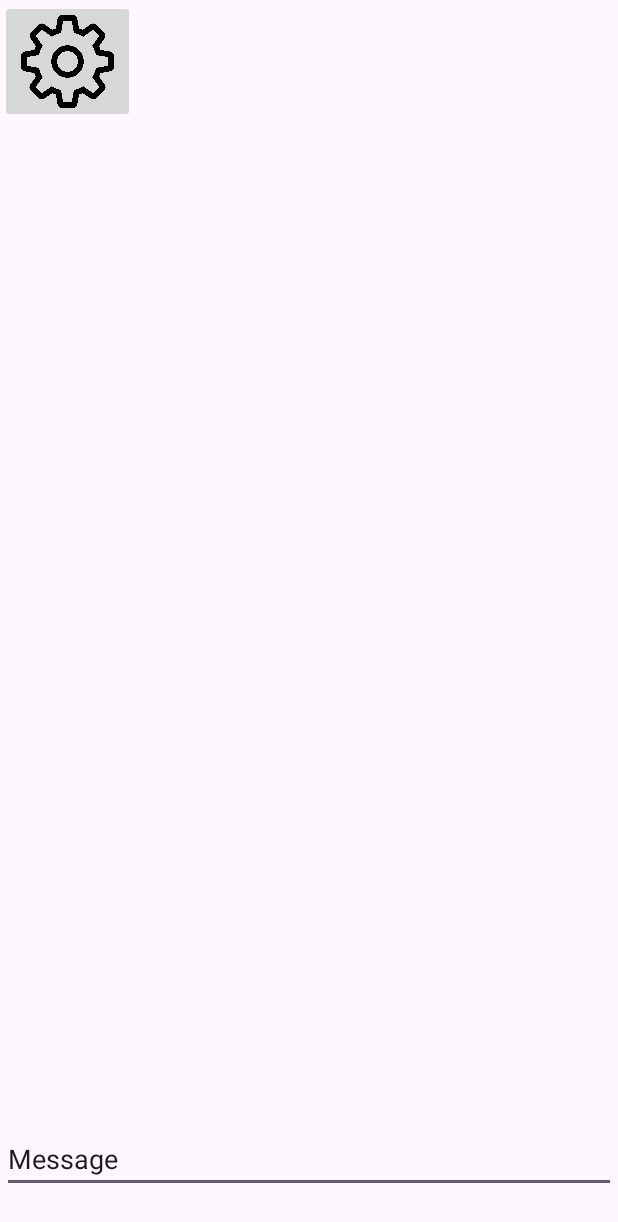
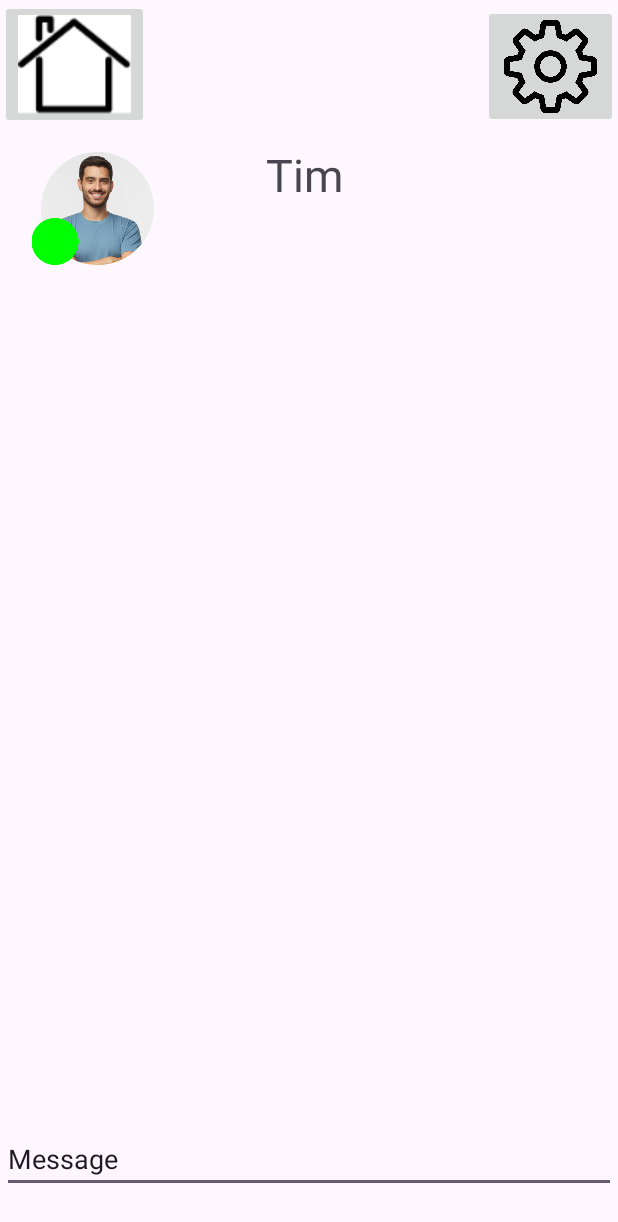
Before and after one commit to ChapCarr/WhosOn, an Android app: the MessageActivity screen opened directly, with no data from a screen before it, on a phone screen of 412 x 824 dp. Shown: the top 1222 px of the screen. Run offline under Robolectric (Android 15) with nearby library versions, the phone set to English and light mode, and no system bars.

Commit message:
constraint changes and message buttons

```diff
--- a/app/src/main/java/edu/utsa/cs3443/whoson/MessageActivity.java
+++ b/app/src/main/java/edu/utsa/cs3443/whoson/MessageActivity.java
@@ -1,6 +1,9 @@
 package edu.utsa.cs3443.whoson;
 
+import android.content.Intent;
 import android.os.Bundle;
+import android.widget.Button;
+import android.widget.ImageButton;
 
 import androidx.activity.EdgeToEdge;
 import androidx.appcompat.app.AppCompatActivity;
@@ -23,5 +26,20 @@ public class MessageActivity extends AppCompatActivity {
 
 
 
+        ImageButton fpHomeButton = findViewById(R.id.m_home_button);
+        //  OnClickListener
+        fpHomeButton.setOnClickListener(v -> {
+            Intent intent = new Intent(MessageActivity.this, MainActivity.class);
+            startActivity(intent);
+        });
+
+        ImageButton fpSettingButton = findViewById(R.id.m_setting_button);
+        // OnClickListener
+        fpSettingButton.setOnClickListener(v -> {
+
+            Intent intent = new Intent(MessageActivity.this, SettingsActivity.class);
+            startActivity(intent);
+        });
+
     }
 }
--- a/app/src/main/res/layout/activity_friend_list.xml
+++ b/app/src/main/res/layout/activity_friend_list.xml
@@ -51,9 +51,11 @@
         android:layout_marginStart="105dp"
         android:layout_marginTop="44dp"
         android:layout_marginEnd="106dp"
+        android:layout_marginBottom="14dp"
         android:backgroundTint="@color/white"
         android:text="Tim"
         android:textColor="@color/black"
+        app:layout_constraintBottom_toTopOf="@+id/trey_button"
         app:layout_constraintEnd_toEndOf="parent"
         app:layout_constraintStart_toStartOf="parent"
         app:layout_constraintTop_toBottomOf="@+id/textView2" />
@@ -65,9 +67,11 @@
         android:layout_marginStart="105dp"
         android:layout_marginTop="14dp"
         android:layout_marginEnd="106dp"
+        android:layout_marginBottom="18dp"
         android:backgroundTint="@color/white"
         android:text="Trey"
         android:textColor="@color/black"
+        app:layout_constraintBottom_toTopOf="@+id/alex_button"
         app:layout_constraintEnd_toEndOf="parent"
         app:layout_constraintStart_toStartOf="parent"
         app:layout_constraintTop_toBottomOf="@+id/tim_button" />
@@ -77,6 +81,7 @@
         android:layout_width="200dp"
         android:layout_height="90dp"
         android:layout_marginStart="105dp"
+        android:layout_marginTop="11dp"
         android:layout_marginEnd="106dp"
         android:layout_marginBottom="188dp"
         android:backgroundTint="@color/white"
@@ -84,7 +89,8 @@
         android:textColor="@color/black"
         app:layout_constraintBottom_toBottomOf="parent"
         app:layout_constraintEnd_toEndOf="parent"
-        app:layout_constraintStart_toStartOf="parent" />
+        app:layout_constraintStart_toStartOf="parent"
+        app:layout_constraintTop_toBottomOf="@+id/trey_button" />
 
     <ImageView
         android:id="@+id/imageView6"
--- a/app/src/main/res/layout/activity_friend_profile.xml
+++ b/app/src/main/res/layout/activity_friend_profile.xml
@@ -67,9 +67,11 @@
         android:layout_marginStart="105dp"
         android:layout_marginTop="15dp"
         android:layout_marginEnd="106dp"
+        android:layout_marginBottom="2dp"
         android:backgroundTint="@color/white"
         android:text="On Campus"
         android:textColor="@color/black"
+        app:layout_constraintBottom_toTopOf="@+id/fp_message_button"
         app:layout_constraintEnd_toEndOf="parent"
         app:layout_constraintStart_toStartOf="parent"
         app:layout_constraintTop_toBottomOf="@+id/textView9" />
--- a/app/src/main/res/layout/activity_message.xml
+++ b/app/src/main/res/layout/activity_message.xml
@@ -8,48 +8,35 @@
     tools:context=".MessageActivity">
 
     <ImageButton
-        android:id="@+id/fp_home_button"
+        android:id="@+id/m_home_button"
         android:layout_width="wrap_content"
         android:layout_height="wrap_content"
-        android:layout_marginEnd="75dp"
-        app:layout_constraintEnd_toStartOf="@+id/textView9"
         app:layout_constraintStart_toStartOf="parent"
         app:layout_constraintTop_toTopOf="parent"
         app:srcCompat="@drawable/house" />
 
     <ImageButton
-        android:id="@+id/fp_setting_button"
+        android:id="@+id/m_setting_button"
         android:layout_width="90dp"
         android:layout_height="82dp"
+        android:layout_marginTop="3dp"
         android:scaleType="fitCenter"
-        app:srcCompat="@drawable/gear"
-        tools:layout_editor_absoluteX="319dp"
-        tools:layout_editor_absoluteY="3dp" />
+        app:layout_constraintEnd_toEndOf="parent"
+        app:layout_constraintTop_toTopOf="parent"
+        app:srcCompat="@drawable/gear" />
 
     <ImageView
         android:id="@+id/imageView5"
         android:layout_width="94dp"
         android:layout_height="75dp"
-        android:layout_marginStart="16dp"
+        android:layout_marginStart="18dp"
         android:layout_marginTop="15dp"
-        android:layout_marginEnd="64dp"
-        app:layout_constraintEnd_toStartOf="@+id/textView9"
+        android:layout_marginBottom="3dp"
+        app:layout_constraintBottom_toTopOf="@+id/scrollView2"
         app:layout_constraintStart_toStartOf="parent"
-        app:layout_constraintTop_toBottomOf="@+id/fp_home_button"
+        app:layout_constraintTop_toBottomOf="@+id/m_home_button"
+        app:layout_constraintVertical_bias="0.0"
         app:srcCompat="@drawable/dude3" />
-
-    <TextView
-        android:id="@+id/textView9"
-        android:layout_width="wrap_content"
-        android:layout_height="wrap_content"
-        android:layout_marginTop="68dp"
-        android:layout_marginEnd="83dp"
-        android:layout_marginBottom="62dp"
-        android:textSize="36sp"
-        app:layout_constraintBottom_toTopOf="@+id/scrollView2"
-        app:layout_constraintEnd_toStartOf="@+id/fp_setting_button"
-        app:layout_constraintTop_toTopOf="parent"
-        tools:text="Tim" />
 
     <ImageView
         android:id="@+id/imageView10"
@@ -57,8 +44,6 @@
         android:layout_height="31dp"
         android:layout_marginTop="44dp"
         android:layout_marginEnd="57dp"
-        android:layout_marginBottom="557dp"
-        app:layout_constraintBottom_toBottomOf="@+id/scrollView2"
         app:layout_constraintEnd_toEndOf="@+id/imageView5"
         app:layout_constraintStart_toStartOf="@+id/imageView5"
         app:layout_constraintTop_toTopOf="@+id/imageView5"
@@ -77,11 +62,11 @@
             android:layout_height="wrap_content"
             android:orientation="vertical">
 
+
             <Space
                 android:layout_width="match_parent"
                 android:layout_height="480dp"
                 android:layout_weight="1" />
-
 
             <EditText
                 android:id="@+id/editTextText3"
@@ -94,5 +79,20 @@
         </LinearLayout>
     </ScrollView>
 
+    <TextView
+        android:id="@+id/textView10"
+        android:layout_width="wrap_content"
+        android:layout_height="wrap_content"
+        android:layout_marginStart="78dp"
+        android:layout_marginTop="50dp"
+        android:layout_marginEnd="93dp"
+        android:layout_marginBottom="88dp"
+        android:text="Tim"
+        android:textSize="30sp"
+        app:layout_constraintBottom_toTopOf="@+id/scrollView2"
+        app:layout_constraintEnd_toStartOf="@+id/m_setting_button"
+        app:layout_constraintStart_toEndOf="@+id/m_home_button"
+        app:layout_constraintTop_toTopOf="parent" />
+
 
 </androidx.constraintlayout.widget.ConstraintLayout>
```
